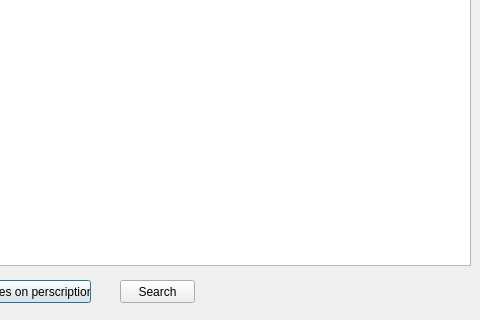
Old version of the form Pharmacy/medicines/medicinesform.ui in the repository kokos34/Pharmacy; both pictures show x 90 to 570 and y 145 to 465 of the 570 by 465 pixel window.
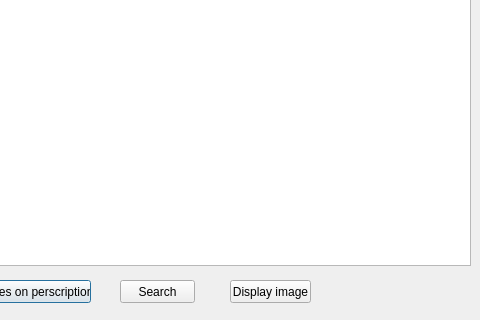
New version of the form.

Patch:
```diff
--- a/Pharmacy/medicines/medicinesform.ui
+++ b/Pharmacy/medicines/medicinesform.ui
@@ -81,6 +81,19 @@
     <string>Search</string>
    </property>
   </widget>
+  <widget class="QPushButton" name="displayImage">
+   <property name="geometry">
+    <rect>
+     <x>320</x>
+     <y>425</y>
+     <width>81</width>
+     <height>23</height>
+    </rect>
+   </property>
+   <property name="text">
+    <string>Display image</string>
+   </property>
+  </widget>
  </widget>
  <resources/>
  <connections/>
```
